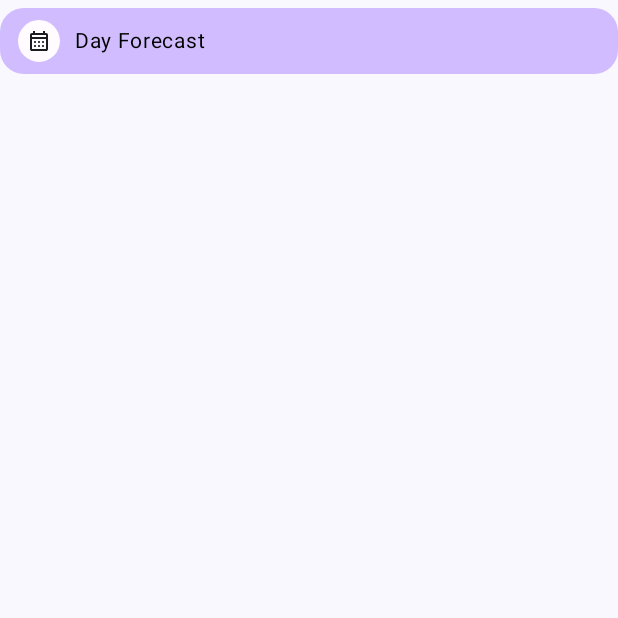
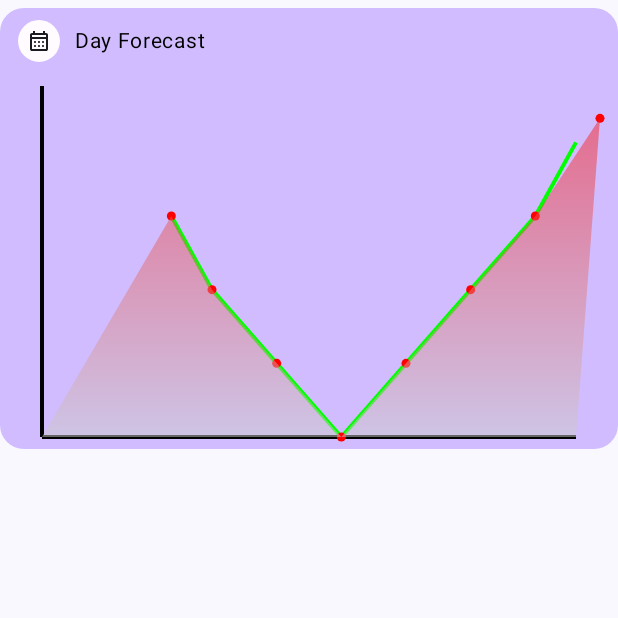
Before and after one commit to mik237/WeatherApp-Comp, an Android app built with Jetpack Compose: the composable DayForecastUI shown on its own in the app's theme, on a phone screen of 412 x 824 dp, the top half of it. Run offline under Robolectric (Android 15) with nearby library versions, the phone set to English and light mode, and no system bars; 2 statements that could not run were skipped.

Commit message:
DayForecastUI added. Collapsing issue fixed. LineChart added

```diff
--- a/app/src/main/java/me/ibrahim/weatherapp_comp/main_screen/TenDaysWeatherUI.kt
+++ b/app/src/main/java/me/ibrahim/weatherapp_comp/main_screen/TenDaysWeatherUI.kt
@@ -1,6 +1,5 @@
 package me.ibrahim.weatherapp_comp.main_screen
 
-import androidx.compose.foundation.ScrollState
 import androidx.compose.foundation.background
 import androidx.compose.foundation.layout.Box
 import androidx.compose.foundation.layout.Column
@@ -9,15 +8,13 @@ import androidx.compose.foundation.layout.height
 import androidx.compose.foundation.layout.padding
 import androidx.compose.foundation.layout.wrapContentHeight
 import androidx.compose.foundation.shape.RoundedCornerShape
-import androidx.compose.foundation.verticalScroll
 import androidx.compose.runtime.Composable
 import androidx.compose.ui.Modifier
-import androidx.compose.ui.layout.layoutId
 import androidx.compose.ui.unit.dp
 import me.ibrahim.weatherapp_comp.ui.theme.Purple80
 
 @Composable
-fun TenDaysWeatherUI(scrollState: ScrollState) {
+fun TenDaysWeatherUI() {
     Column(
         modifier = Modifier.wrapContentHeight()
     ) {
--- a/app/src/main/java/me/ibrahim/weatherapp_comp/main_screen/daily_forecast_ui/DayForecastUI.kt
+++ b/app/src/main/java/me/ibrahim/weatherapp_comp/main_screen/daily_forecast_ui/DayForecastUI.kt
@@ -10,8 +10,6 @@ import androidx.compose.foundation.layout.fillMaxWidth
 import androidx.compose.foundation.layout.padding
 import androidx.compose.foundation.layout.size
 import androidx.compose.foundation.layout.wrapContentHeight
-import androidx.compose.foundation.lazy.LazyRow
-import androidx.compose.foundation.lazy.items
 import androidx.compose.foundation.shape.RoundedCornerShape
 import androidx.compose.material3.Text
 import androidx.compose.runtime.Composable
@@ -23,8 +21,6 @@ import androidx.compose.ui.res.stringResource
 import androidx.compose.ui.unit.dp
 import androidx.compose.ui.unit.sp
 import me.ibrahim.weatherapp_comp.R
-import me.ibrahim.weatherapp_comp.main_screen.hourly_forecast_ui.HourlyForecast
-import me.ibrahim.weatherapp_comp.main_screen.hourly_forecast_ui.hourlyForecasts
 import me.ibrahim.weatherapp_comp.ui.theme.Purple80
 
 @Composable
@@ -54,8 +50,17 @@ fun DayForecastUI() {
                     color = Color.Black
                 )
             }
-
-
+            val dataPoints = listOf(
+                DataPoint(2f, 23f),
+                DataPoint(3f, 34f),
+                DataPoint(4f, 45f),
+                DataPoint(5f, 56f),
+                DataPoint(6f, 45f),
+                DataPoint(7f, 34f),
+                DataPoint(8f, 23f),
+                DataPoint(9f, 12f),
+            )
+            LineChart(dataPoints = dataPoints)
         }
     }
 }
--- a/app/src/main/java/me/ibrahim/weatherapp_comp/main_screen/daily_forecast_ui/VicoLineChart.kt
+++ b/app/src/main/java/me/ibrahim/weatherapp_comp/main_screen/daily_forecast_ui/VicoLineChart.kt
@@ -1,10 +1,144 @@
 package me.ibrahim.weatherapp_comp.main_screen.daily_forecast_ui
 
+import androidx.compose.foundation.Canvas
+import androidx.compose.foundation.layout.fillMaxWidth
+import androidx.compose.foundation.layout.height
 import androidx.compose.runtime.Composable
+import androidx.compose.ui.Modifier
+import androidx.compose.ui.geometry.Offset
+import androidx.compose.ui.graphics.Brush
+import androidx.compose.ui.graphics.Color
+import androidx.compose.ui.graphics.Path
+import androidx.compose.ui.graphics.drawscope.Fill
+import androidx.compose.ui.graphics.drawscope.Stroke
+import androidx.compose.ui.tooling.preview.Preview
+import androidx.compose.ui.unit.dp
+import kotlin.random.Random
 
 
 @Composable
-fun LineChart(dataPoints: List<Float>) {
+fun LineChart(dataPoints: List<DataPoint>) {
+
+    Canvas(
+        modifier = Modifier
+            .fillMaxWidth(1f)
+            .height(250.dp)
+    ) {
+        val width = size.width
+        val height = size.height
+        val spacingOf16dpInPx = 16.dp.toPx()
+        val verticalAxisLineStartOffset = Offset(spacingOf16dpInPx, spacingOf16dpInPx)
+        val verticalAxisLineEndOffset = Offset(spacingOf16dpInPx, height)
+
+        drawLine(
+            color = Color.Black,
+            start = verticalAxisLineStartOffset,
+            end = verticalAxisLineEndOffset,
+            strokeWidth = Stroke.DefaultMiter
+        )
+
+        val horizontalAxisLineStartOffset = Offset(spacingOf16dpInPx, height)
+        val horizontalAxisLineEndOffset = Offset(width - spacingOf16dpInPx, height)
+
+        drawLine(
+            color = Color.Black,
+            start = horizontalAxisLineStartOffset,
+            horizontalAxisLineEndOffset,
+            strokeWidth = Stroke.DefaultMiter
+        )
+
+        val yMax = dataPoints.yMax()
+        val xMax = dataPoints.xMax()
+        val gradientPath = Path()
+        gradientPath.moveTo(spacingOf16dpInPx, height)
+
+        dataPoints.forEachIndexed { index, dataPoint ->
+            var normX = dataPoint.x.toRealX(xMax, width)
+            var normY = dataPoint.y.toRealY(yMax, height)
+
+            if (index == 0) normX += spacingOf16dpInPx
+            if (index == dataPoints.size - 1) normY -= spacingOf16dpInPx
+
+            if (index < dataPoints.size - 1) {
+                val offsetStart = Offset(normX, normY)
+                var nextNormXPoint = dataPoints[index + 1].x.toRealX(xMax, width)
+
+                if (index == dataPoints.size - 2)
+                    nextNormXPoint = dataPoints[index + 1].x.toRealX(xMax, width) - spacingOf16dpInPx
+
+                val nextNormYPoint = dataPoints[index + 1].y.toRealY(yMax, height)
+                val offsetEnd = Offset(nextNormXPoint, nextNormYPoint)
+
+                drawLine(
+                    color = Color.Green,
+                    start = offsetStart,
+                    end = offsetEnd,
+                    strokeWidth = Stroke.DefaultMiter
+                )
+            }
+
+            drawCircle(
+                color = Color.Red,
+                radius = 3.dp.toPx(),
+                center = Offset(normX, normY),
+                style = Fill
+            )
 
 
+            with(gradientPath) {
+                lineTo(normX, normY)
+            }
+        }
+
+        with(gradientPath) {
+            lineTo(width - spacingOf16dpInPx, height)
+            lineTo(0f, height)
+            close()
+            drawPath(
+                this,
+                brush = Brush.verticalGradient(
+                    colors = listOf(
+                        Color.Red.copy(alpha = 0.5f),
+                        Color.LightGray.copy(alpha = 0.5f)
+                    )
+                )
+            )
+        }
+    }
 }
+
+
+data class DataPoint(val x: Float, val y: Float)
+
+fun List<DataPoint>.xMax(): Float = maxByOrNull { it.x }?.x ?: 0f
+fun List<DataPoint>.yMax(): Float = maxByOrNull { it.y }?.y ?: 0f
+
+fun Float.toRealX(xMax: Float, width: Float) = (this / xMax) * width
+fun Float.toRealY(yMax: Float, height: Float) = (this / yMax) * height
+
+
+@Preview
+@Composable
+private fun LineChartPreview() {
+    val random = Random.Default
+
+
+    /*val dataPoints = (0..10).map {
+        DataPoint(
+            it.toFloat(),
+            random.nextInt(0,40).toFloat()
+        )
+    }*/
+    val dataPoints = listOf(
+        DataPoint(2f, 23f),
+        DataPoint(3f, 34f),
+        DataPoint(4f, 45f),
+        DataPoint(5f, 56f),
+        DataPoint(6f, 45f),
+        DataPoint(7f, 34f),
+        DataPoint(8f, 23f),
+        DataPoint(9f, 12f),
+    )
+
+    LineChart(dataPoints = dataPoints)
+}
--- a/app/src/main/res/values/strings.xml
+++ b/app/src/main/res/values/strings.xml
@@ -8,4 +8,5 @@
     <string name="sunrise">Sunrise</string>
     <string name="hourly_forecase">Hourly Forecast</string>
     <string name="day_forecast">Day Forecast</string>
+    <string name="title_activity_collapsing_toolbar">CollapsingToolbar</string>
 </resources>
```
Also changed, not shown: app/src/main/java/me/ibrahim/weatherapp_comp/MainActivity.kt (+1 -27 lines), app/src/main/java/me/ibrahim/weatherapp_comp/main_screen/WeatherMainUI.kt (+65 -19 lines), app/src/main/java/me/ibrahim/weatherapp_comp/sample/CollapsingToolbarActivity.kt (added, +19 -0 lines), app/src/main/java/me/ibrahim/weatherapp_comp/sample/ToolBarLazyExample.kt (added, +173 -0 lines), gradle/libs.versions.toml (+8 -0 lines).
